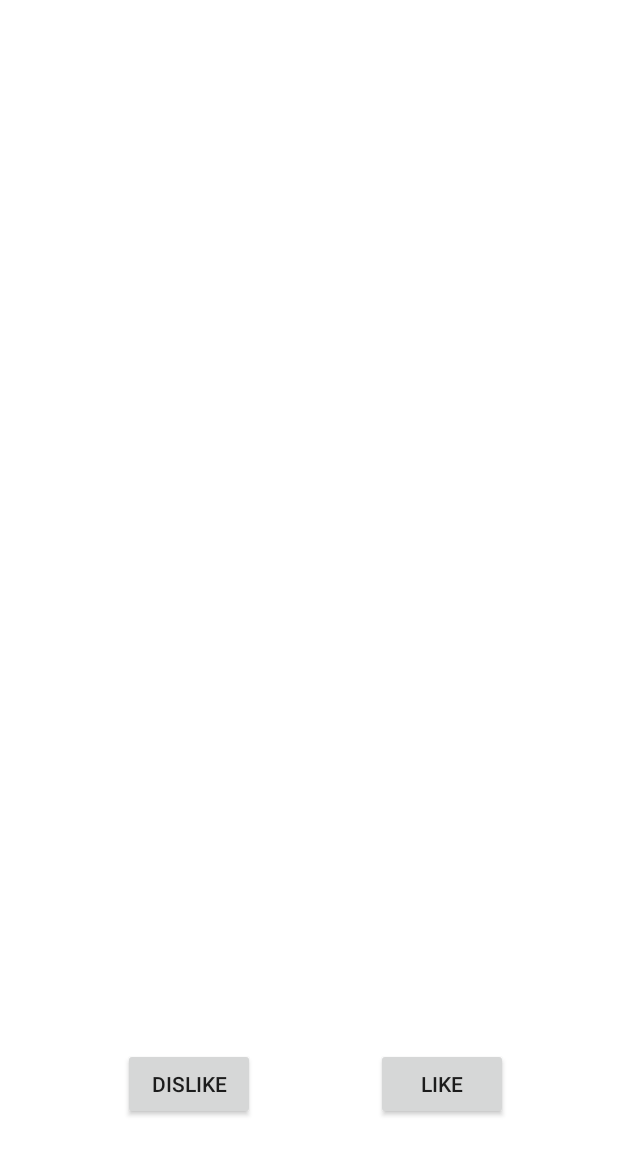
After one commit to NathanGrs00/camistry, an Android app: the layout fragment_overlay_main.xml on its own in the app's theme, with its tools: preview values and no code run, on a phone screen of 412 x 824 dp. The commit adds this screen. Shown: the top 1155 px of the screen. Run offline under Robolectric (Android 15) with nearby library versions, the phone set to English and light mode, and no system bars.

Commit message:
Add fragment_overlay_main layout and button strings for like/dislike functionality

```diff
--- /dev/null
+++ b/app/src/main/res/layout/fragment_overlay_main.xml
@@ -0,0 +1,31 @@
+<?xml version="1.0" encoding="utf-8"?>
+<androidx.constraintlayout.widget.ConstraintLayout xmlns:android="http://schemas.android.com/apk/res/android"
+    xmlns:app="http://schemas.android.com/apk/res-auto"
+    xmlns:tools="http://schemas.android.com/tools"
+    android:layout_width="match_parent"
+    android:layout_height="match_parent">
+
+    <androidx.appcompat.widget.AppCompatButton
+        android:id="@+id/btn_dislike"
+        android:layout_width="wrap_content"
+        android:layout_height="wrap_content"
+        android:text="@string/button_dislike"
+        app:layout_constraintBottom_toBottomOf="parent"
+        app:layout_constraintEnd_toEndOf="parent"
+        app:layout_constraintHorizontal_bias="0.253"
+        app:layout_constraintStart_toStartOf="parent"
+        app:layout_constraintTop_toTopOf="parent"
+        app:layout_constraintVertical_bias="0.9" />
+
+    <androidx.appcompat.widget.AppCompatButton
+        android:id="@+id/btn_like"
+        android:layout_width="wrap_content"
+        android:layout_height="wrap_content"
+        android:text="@string/button_like"
+        app:layout_constraintBottom_toBottomOf="parent"
+        app:layout_constraintEnd_toEndOf="parent"
+        app:layout_constraintHorizontal_bias="0.773"
+        app:layout_constraintStart_toStartOf="parent"
+        app:layout_constraintTop_toTopOf="parent"
+        app:layout_constraintVertical_bias="0.9" />
+</androidx.constraintlayout.widget.ConstraintLayout>
--- a/app/src/main/res/values/strings.xml
+++ b/app/src/main/res/values/strings.xml
@@ -7,4 +7,7 @@
     <string name="placeholder_age">Age</string>
 
     <string name="description_image_first">First photo on the dating profile.</string>
+
+    <string name="button_like">Like</string>
+    <string name="button_dislike">Dislike</string>
 </resources>
```
